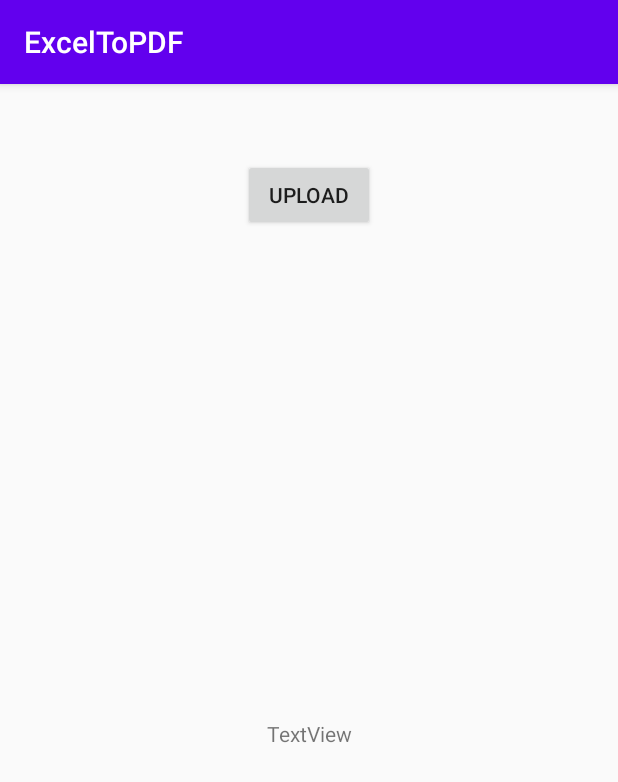
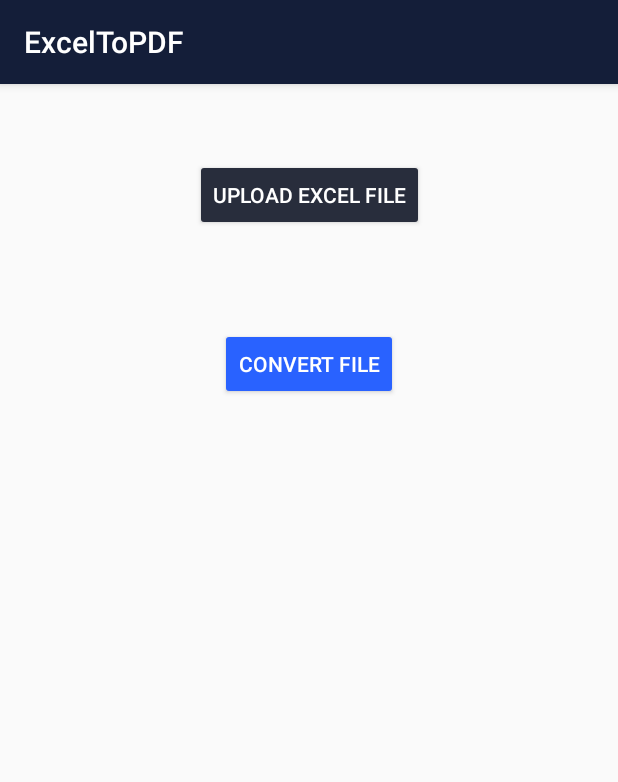
Before and after one commit to descifrador17/ExcelToPDF, an Android app: the screen it shows after launch (MainActivity), on a phone screen of 412 x 824 dp. Shown: the top 782 px of the screen. Run offline under Robolectric (Android 15) with nearby library versions, the phone set to English and light mode, and no system bars.

Commit message:
GoogleResponses To PDF Converter Initial Commit

```diff
--- a/app/src/main/res/layout/activity_main.xml
+++ b/app/src/main/res/layout/activity_main.xml
@@ -12,20 +12,61 @@
         android:layout_width="wrap_content"
         android:layout_height="wrap_content"
         android:layout_marginTop="50dp"
-        android:text="Upload"
+        android:backgroundTint="@color/colorPrimaryDark"
+        android:text="Upload Excel File"
+        android:textColor="#FFFFFF"
         app:layout_constraintEnd_toEndOf="parent"
         app:layout_constraintStart_toStartOf="parent"
         app:layout_constraintTop_toTopOf="parent" />
 
     <TextView
-        android:id="@+id/textView"
+        android:id="@+id/fileNameView"
         android:layout_width="wrap_content"
         android:layout_height="wrap_content"
+        android:layout_marginTop="20dp"
         android:text="TextView"
-        app:layout_constraintBottom_toBottomOf="parent"
+        android:textSize="18sp"
+        android:visibility="invisible"
         app:layout_constraintEnd_toEndOf="@+id/btnViewSDCard"
         app:layout_constraintStart_toStartOf="@+id/btnViewSDCard"
         app:layout_constraintTop_toBottomOf="@+id/btnViewSDCard" />
 
+    <ProgressBar
+        android:id="@+id/progressBar"
+        style="?android:attr/progressBarStyleHorizontal"
+        android:layout_width="0dp"
+        android:layout_height="wrap_content"
+        android:indeterminate="true"
+        android:indeterminateTint="@color/colorAccent"
+        android:visibility="invisible"
+        app:layout_constraintBottom_toTopOf="@+id/progressTextView"
+        app:layout_constraintEnd_toEndOf="parent"
+        app:layout_constraintStart_toStartOf="parent"
+        app:layout_constraintTop_toBottomOf="@+id/convertView"
+        app:layout_constraintVertical_bias="1.0" />
+
+    <Button
+        android:id="@+id/convertView"
+        android:layout_width="wrap_content"
+        android:layout_height="wrap_content"
+        android:layout_marginTop="20dp"
+        android:backgroundTint="@color/colorAccent"
+        android:text="Convert File"
+        android:textColor="#FFFFFF"
+        app:layout_constraintEnd_toEndOf="parent"
+        app:layout_constraintStart_toStartOf="parent"
+        app:layout_constraintTop_toBottomOf="@+id/fileNameView" />
+
+    <TextView
+        android:id="@+id/progressTextView"
+        android:layout_width="wrap_content"
+        android:layout_height="wrap_content"
+        android:layout_marginBottom="100dp"
+        android:text="Progress"
+        android:visibility="invisible"
+        app:layout_constraintBottom_toBottomOf="parent"
+        app:layout_constraintEnd_toEndOf="@+id/progressBar"
+        app:layout_constraintStart_toStartOf="@+id/progressBar" />
+
 
 </androidx.constraintlayout.widget.ConstraintLayout>
--- a/app/src/main/res/values/colors.xml
+++ b/app/src/main/res/values/colors.xml
@@ -1,6 +1,6 @@
 <?xml version="1.0" encoding="utf-8"?>
 <resources>
-    <color name="colorPrimary">#6200EE</color>
-    <color name="colorPrimaryDark">#3700B3</color>
-    <color name="colorAccent">#03DAC5</color>
+    <color name="colorPrimary">#141E39</color>
+    <color name="colorPrimaryDark">#282D3C</color>
+    <color name="colorAccent">#2962FF</color>
 </resources>
```
Also changed, not shown: app/src/main/java/com/descifrador/exceltopdf/BackgroundThread.kt (+102 -2 lines), app/src/main/java/com/descifrador/exceltopdf/MainActivity.kt (+14 -94 lines).
